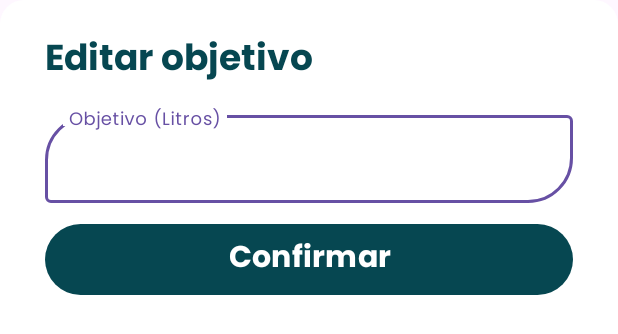
After one commit to Joshi2006-dev/LiveToLive, an Android app: the layout fragment_bottom_sheet_hidrate.xml on its own in the app's theme, with its tools: preview values and no code run, on a phone screen of 412 x 824 dp. The commit adds this screen. Shown: the top 334 px of the screen. Run offline under Robolectric (Android 15) with nearby library versions, the phone set to English and light mode, and no system bars; Roboto replaces fonts that are not available here.

Commit message:
BottomSheet de Hidratacion Agregada, Calendario de Menu Funcional, sharedPreferences para los objetivos de hidratacion completado.

```diff
--- a/app/build.gradle.kts
+++ b/app/build.gradle.kts
@@ -15,6 +15,10 @@ android {
         versionName = "1.0"
 
         testInstrumentationRunner = "androidx.test.runner.AndroidJUnitRunner"
+    }
+
+    buildFeatures{
+        viewBinding = true
     }
 
     buildTypes {
--- a/app/src/main/java/com/example/livetolive/AchievementFragment.kt
+++ b/app/src/main/java/com/example/livetolive/AchievementFragment.kt
@@ -31,6 +31,7 @@ class AchievementFragment : Fragment() {
     private var param2: String? = null
 
     val l1=true
+
     val l2=true
     val l4=true
     val l3=true
--- a/app/src/main/java/com/example/livetolive/sharedPreferencesApp.kt
+++ b/app/src/main/java/com/example/livetolive/sharedPreferencesApp.kt
@@ -9,7 +9,6 @@ object sharedPreferencesApp {
     private const val MODE= Context.MODE_PRIVATE
     private lateinit var prefs: SharedPreferences
 
-    private const val KEY_POPBRONZE="BronzPop"
 
 
     fun init(context: Context){
@@ -28,6 +27,7 @@ object sharedPreferencesApp {
                 putBoolean("DiamondPop",false)
                 putBoolean("KingPop",false)
                 putBoolean("Init",true)
+                putFloat("HidrateGoal",0f)
                 putFloat("HidratationProgress",0f)
                 apply()
             }
--- /dev/null
+++ b/app/src/main/res/drawable/bottomsheet_shape.xml
@@ -0,0 +1,7 @@
+<?xml version="1.0" encoding="utf-8"?>
+<shape  xmlns:android="http://schemas.android.com/apk/res/android" android:shape="rectangle">
+    <solid android:color="@color/white"/>
+    <corners android:topRightRadius="16dp" android:topLeftRadius="16dp"/>
+    <padding android:left="10dp" android:right="10dp"/>
+
+</shape>
--- /dev/null
+++ b/app/src/main/res/drawable/popupbackstyle.xml
@@ -0,0 +1,5 @@
+<?xml version="1.0" encoding="utf-8"?>
+<shape  xmlns:android="http://schemas.android.com/apk/res/android" android:shape="rectangle">
+    <solid android:color="@color/white"/>
+    <corners android:radius="10dp"/>
+</shape>
--- a/app/src/main/res/layout/achivementpopup.xml
+++ b/app/src/main/res/layout/achivementpopup.xml
@@ -9,7 +9,7 @@
     <RelativeLayout
         android:layout_width="match_parent"
         android:layout_height="match_parent"
-        android:background="#fafafa"
+        android:background="@drawable/popupbackstyle"
         android:padding="15dp">
 
         <TextView
--- /dev/null
+++ b/app/src/main/res/layout/fragment_bottom_sheet_hidrate.xml
@@ -0,0 +1,57 @@
+<?xml version="1.0" encoding="utf-8"?>
+<LinearLayout xmlns:android="http://schemas.android.com/apk/res/android"
+    xmlns:app="http://schemas.android.com/apk/res-auto"
+    xmlns:tools="http://schemas.android.com/tools"
+    android:layout_width="match_parent"
+    android:layout_height="wrap_content"
+    tools:context=".bottomSheetHidrate"
+    android:orientation="vertical"
+    android:background="@drawable/bottomsheet_shape">
+
+    <!-- TODO: Update blank fragment layout -->
+    <TextView
+        android:layout_width="match_parent"
+        android:layout_height="wrap_content"
+        android:layout_marginStart="20dp"
+        android:layout_marginTop="20dp"
+        android:fontFamily="@font/poppins_bold"
+        android:text="Editar objetivo"
+        android:textColor="@color/hidra"
+        android:textSize="24sp" />
+
+    <com.google.android.material.textfield.TextInputLayout
+        style="@style/Widget.MaterialComponents.TextInputLayout.OutlinedBox"
+        android:layout_width="match_parent"
+        android:layout_height="wrap_content"
+        android:layout_marginVertical="10dp"
+        android:layout_marginHorizontal="20dp"
+        app:boxCornerRadiusBottomEnd="30dp"
+        app:counterTextColor="@color/hidra"
+        app:boxCornerRadiusTopStart="30dp"
+        android:textColorHint="@color/hidra"
+        >
+        <com.google.android.material.textfield.TextInputEditText
+            android:id="@+id/etxObjetivo"
+            android:layout_width="match_parent"
+            android:layout_height="match_parent"
+            android:fontFamily="@font/poppins"
+            android:hint="Objetivo (Litros)"
+            android:inputType="numberDecimal"
+            android:textColor="@color/hidra"
+            android:textSize="14sp"/>
+    </com.google.android.material.textfield.TextInputLayout>
+
+    <com.google.android.material.button.MaterialButton
+        android:id="@+id/btnEditar"
+        android:layout_width="match_parent"
+        android:layout_height="wrap_content"
+        android:layout_marginLeft="20dp"
+        android:layout_marginRight="20dp"
+        android:layout_marginBottom="40dp"
+        android:fontFamily="@font/poppins_bold"
+        android:text="Confirmar"
+        android:textColor="@color/white"
+        android:textSize="20sp"
+        app:backgroundTint="@color/hidra" />
+
+</LinearLayout>
--- a/app/src/main/res/layout/fragment_hidrate.xml
+++ b/app/src/main/res/layout/fragment_hidrate.xml
@@ -28,6 +28,7 @@
                     android:layout_height="50dp"
                     android:orientation="horizontal">
                     <ImageView
+                        android:id="@+id/btnBack"
                         android:layout_width="35dp"
                         android:layout_height="30dp"
                         android:layout_margin="11dp"
```
Also changed, not shown: app/src/main/java/com/example/livetolive/HidrateFragment.kt (+104 -47 lines), app/src/main/java/com/example/livetolive/HidrateViewModel.kt (added, +8 -0 lines), app/src/main/java/com/example/livetolive/HomeFragment.kt (+84 -2 lines), app/src/main/java/com/example/livetolive/bottomSheetHidrate.kt (added, +71 -0 lines), app/src/main/res/values/themes.xml (+7 -0 lines).
